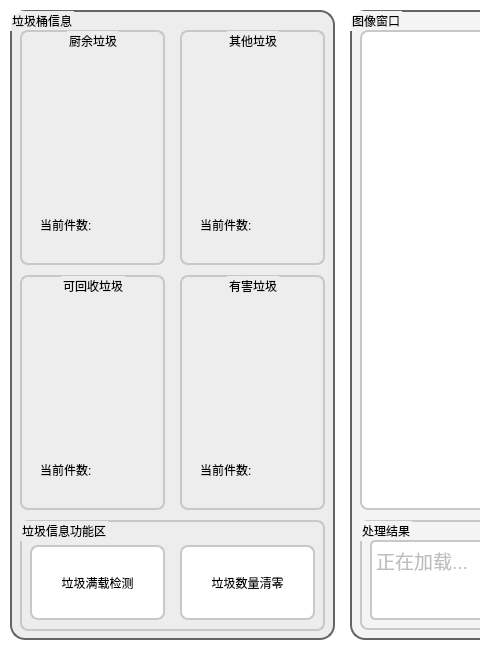
The window that Software/QtUI/mainwindow.ui (h13-0/Garbage-Classification) describes before a commit, drawn with Qt 5; both pictures show x 0 to 480 and y 0 to 650 of the 1280 by 650 pixel window.
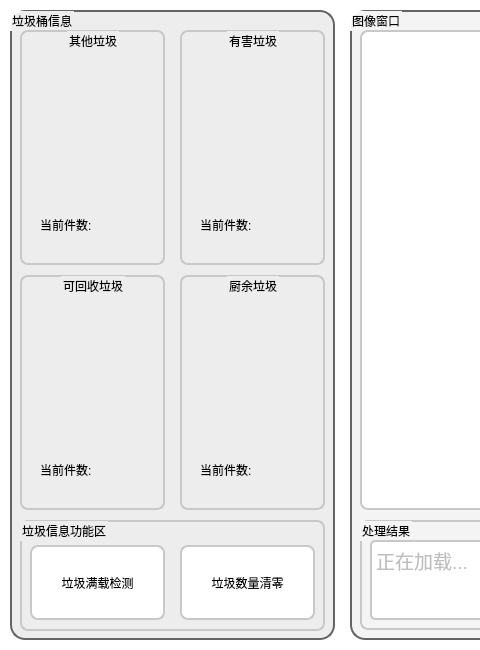
The same window after the commit. Icons and pictures are not drawn.

Diff of the .ui file:
```diff
--- a/Software/QtUI/mainwindow.ui
+++ b/Software/QtUI/mainwindow.ui
@@ -213,7 +213,7 @@
      <property name="geometry">
       <rect>
        <x>170</x>
-       <y>265</y>
+       <y>20</y>
        <width>145</width>
        <height>235</height>
       </rect>
@@ -270,7 +270,7 @@
     <widget class="QGroupBox" name="groupBox_6">
      <property name="geometry">
       <rect>
-       <x>170</x>
+       <x>10</x>
        <y>20</y>
        <width>145</width>
        <height>235</height>
@@ -328,8 +328,8 @@
     <widget class="QGroupBox" name="groupBox_7">
      <property name="geometry">
       <rect>
-       <x>10</x>
-       <y>20</y>
+       <x>170</x>
+       <y>265</y>
        <width>145</width>
        <height>235</height>
       </rect>
```
